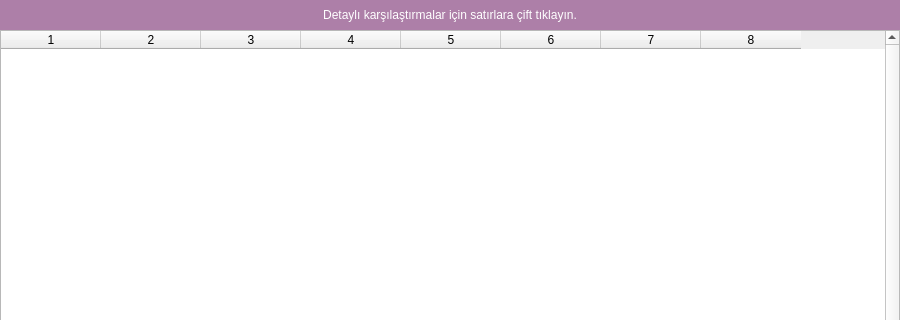
Above: resultwindow.ui from mceneli/AraProje before the change; both pictures show x 0 to 900 and y 0 to 320 of the 900 by 600 pixel window. Below: the same form after it.
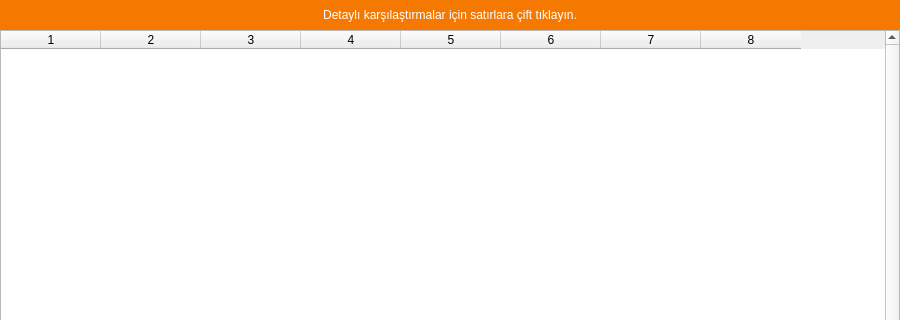
That is the form after the change. Icons and pictures are not drawn.

The edit to the form file:
```diff
--- a/resultwindow.ui
+++ b/resultwindow.ui
@@ -115,7 +115,7 @@
    <property name="styleSheet">
     <string notr="true">QLabel
 {
-	background: rgb(173, 127, 168);
+	background: rgb(245, 121, 0);
 	color: #FFF;
 }</string>
    </property>
```
Left out of the diff: 10 changed lines with no effect on the pictures.
